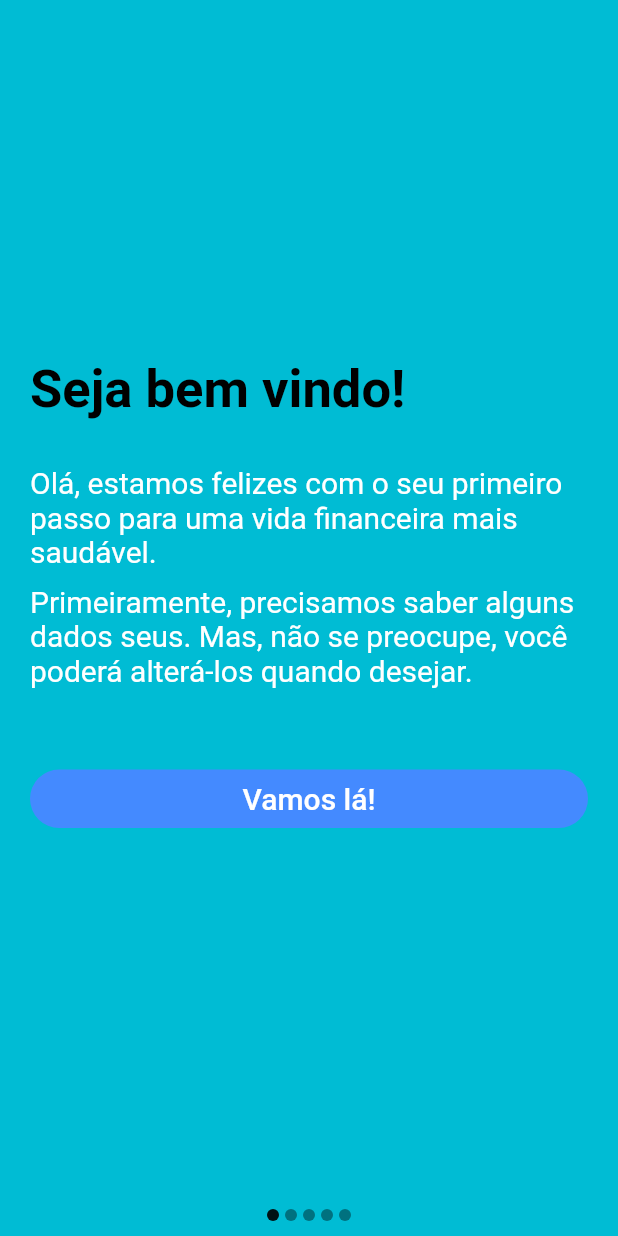
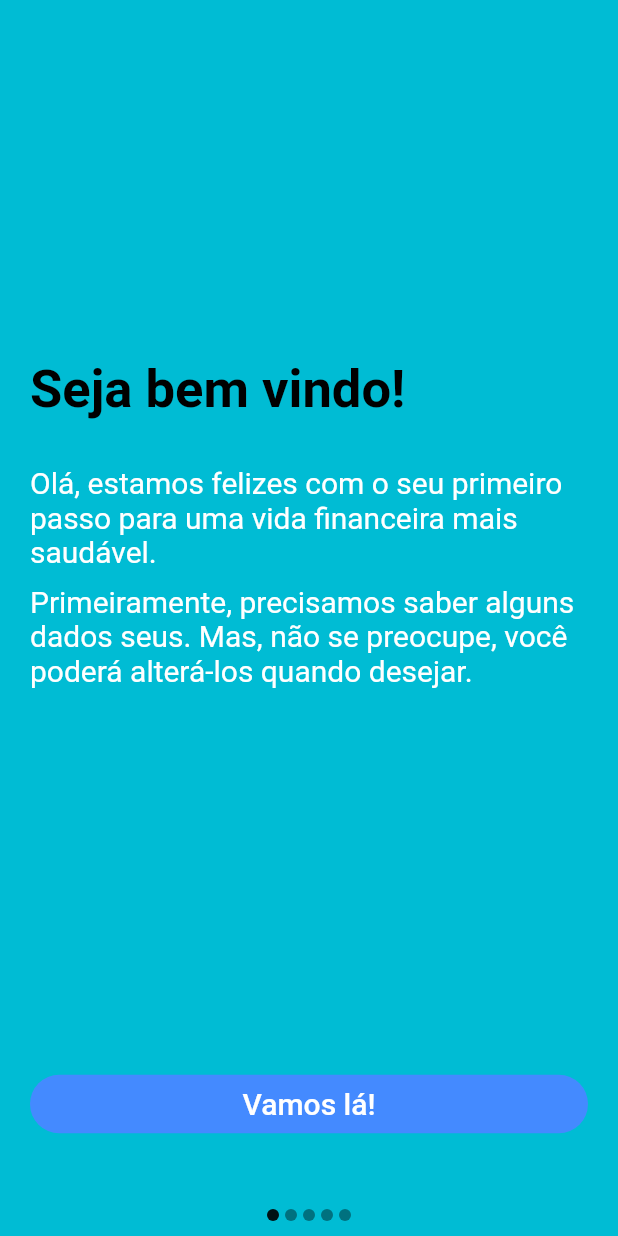
Before and after one commit to Kotayz/gerenciamento-de-financas, a Flutter app: the screen it shows after launch, on a phone screen of 412 x 824 dp. Run offline on Flutter 3.47's test engine with Material 2 defaults, Android fonts, the phone set to English and light mode, and no system bars; drawn by our look-alikes of carousel_slider; our stand-ins replace dio, flutter_clean_architecture.

Commit message:
Ajuste de comportamento de componentes

```diff
--- a/lib/app/pages/InitialUserInfo/initial_user_info_view.dart
+++ b/lib/app/pages/InitialUserInfo/initial_user_info_view.dart
@@ -1,5 +1,6 @@
 import 'package:carousel_slider/carousel_slider.dart';
 import 'package:flutter/material.dart';
+import 'package:flutter/services.dart';
 import 'package:flutter_clean_architecture/flutter_clean_architecture.dart';
 import 'initial_user_info_controller.dart';
 
@@ -33,15 +34,14 @@ class InitialUserInfoPageState
                     autoPlay: false,
                     enableInfiniteScroll: false,
                     scrollPhysics: NeverScrollableScrollPhysics(),
-                  onPageChanged: controller.onStepChanged,
-                ),
+                    onPageChanged: controller.onStepChanged),
                 carouselController: controller.carouselController,
                 items: <Widget>[
                   welcomeStep(),
                   personalDataStep(),
                   incomeStep(),
                   expenseStep(),
-                  tipStep(),
+                  tipStep()
                 ],
               ),
             ),
@@ -52,7 +52,7 @@ class InitialUserInfoPageState
                 indicatorDot(controller.currentStep == 1),
                 indicatorDot(controller.currentStep == 2),
                 indicatorDot(controller.currentStep == 3),
-                indicatorDot(controller.currentStep == 4),
+                indicatorDot(controller.currentStep == 4)
               ],
             ),
           ],
@@ -70,22 +70,20 @@ class InitialUserInfoPageState
           shape: BoxShape.circle,
           color: selected
               ? Color.fromRGBO(0, 0, 0, 0.9)
-            : Color.fromRGBO(0, 0, 0, 0.4),
-      ),
+              : Color.fromRGBO(0, 0, 0, 0.4)),
     );
   }
 
   Widget welcomeStep() {
     return Padding(
-      padding: EdgeInsets.symmetric(
-        horizontal: 20,
-      ),
+      padding: EdgeInsets.symmetric(horizontal: 20),
       child: Container(
         child: Column(
           mainAxisAlignment: MainAxisAlignment.center,
           crossAxisAlignment: CrossAxisAlignment.start,
           mainAxisSize: MainAxisSize.min,
           children: <Widget>[
+            Spacer(flex: 1),
             reusableTextHeader('Seja bem vindo!'),
             SizedBox(height: 30),
             reusableTextWithTextStyle(
@@ -96,9 +94,10 @@ class InitialUserInfoPageState
                 'Primeiramente, precisamos saber alguns dados seus. Mas, não se preocupe, você poderá alterá-los quando desejar.',
                 20),
             SizedBox(height: 50),
-            Row(
-              children: <Widget>[Expanded(child: doneButton("Vamos lá!", 20))],
-            ),
+            Spacer(flex: 1),
+            Row(children: <Widget>[
+              Expanded(child: doneButton("Vamos lá!", 20))
+            ])
           ],
         ),
       ),
@@ -107,15 +106,14 @@ class InitialUserInfoPageState
 
   Widget personalDataStep() {
     return Padding(
-      padding: EdgeInsets.symmetric(
-        horizontal: 20,
-      ),
+      padding: EdgeInsets.symmetric(horizontal: 20),
       child: Container(
         child: Column(
           mainAxisAlignment: MainAxisAlignment.center,
           crossAxisAlignment: CrossAxisAlignment.start,
           mainAxisSize: MainAxisSize.min,
           children: <Widget>[
+            Spacer(flex: 1),
             reusableTextHeader('Dados pessoais'),
             SizedBox(height: 10),
             reusableTextFieldWithTextStyle('Nome', 20),
@@ -123,14 +121,14 @@ class InitialUserInfoPageState
             reusableTextFieldWithTextStyle('E-mail', 20),
             SizedBox(height: 10),
             reusableTextFieldWithTextStyle('Celular', 20),
-            SizedBox(height: 50),
+            Spacer(flex: 1),
             Row(
               mainAxisSize: MainAxisSize.max,
               mainAxisAlignment: MainAxisAlignment.spaceEvenly,
               children: <Widget>[
                 Expanded(child: previousButton("Voltar", 15)),
-                SizedBox(width: 50),
-                Expanded(child: doneButton("Prosseguir", 15)),
+                Spacer(),
+                Expanded(child: doneButton("Prosseguir", 15))
               ],
             ),
           ],
@@ -149,20 +147,26 @@ class InitialUserInfoPageState
         crossAxisAlignment: CrossAxisAlignment.start,
         mainAxisSize: MainAxisSize.min,
         children: <Widget>[
+          Spacer(flex: 1),
           reusableTextHeader('Receita'),
           SizedBox(height: 30),
           reusableTextWithTextStyle(
               'Em média, quanto você recebe mensalmente?', 20),
           SizedBox(height: 10),
-          TextField(style: TextStyle(fontSize: 20)),
-          SizedBox(height: 50),
+          TextFormField(
+            decoration: InputDecoration(
+              prefixIcon: Icon(Icons.monetization_on),
+            ),
+            keyboardType: TextInputType.number,
+          ),
+          Spacer(flex: 1),
           Row(
             mainAxisSize: MainAxisSize.max,
             mainAxisAlignment: MainAxisAlignment.spaceEvenly,
             children: <Widget>[
               Expanded(child: previousButton("Voltar", 15)),
               SizedBox(width: 50),
-              Expanded(child: doneButton("Prosseguir", 15)),
+              Expanded(child: doneButton("Prosseguir", 15))
             ],
           ),
         ],
@@ -178,21 +182,28 @@ class InitialUserInfoPageState
         crossAxisAlignment: CrossAxisAlignment.start,
         mainAxisSize: MainAxisSize.min,
         children: <Widget>[
+          Spacer(flex: 1),
           reusableTextHeader('Despesas'),
           SizedBox(height: 30),
           reusableTextWithTextStyle(
               'Aproximadamente, quais são as suas despesas fixas mensais (água, luz, gás, internet, etc)?',
               20),
           SizedBox(height: 10),
-          TextField(style: TextStyle(fontSize: 20)),
+          TextFormField(
+            decoration: InputDecoration(
+              prefixIcon: Icon(Icons.monetization_on),
+            ),
+            keyboardType: TextInputType.number,
+          ),
           SizedBox(height: 50),
+          Spacer(flex: 1),
           Row(
             mainAxisSize: MainAxisSize.max,
             mainAxisAlignment: MainAxisAlignment.spaceEvenly,
             children: <Widget>[
               Expanded(child: previousButton("Voltar", 15)),
               SizedBox(width: 50),
-              Expanded(child: doneButton("Prosseguir", 15)),
+              Expanded(child: doneButton("Prosseguir", 15))
             ],
           ),
         ],
@@ -202,19 +213,17 @@ class InitialUserInfoPageState
 
   Widget tipStep() {
     return Padding(
-      padding: EdgeInsets.symmetric(
-        horizontal: 20,
-      ),
+      padding: EdgeInsets.symmetric(horizontal: 20),
       child: Column(
         mainAxisAlignment: MainAxisAlignment.center,
         crossAxisAlignment: CrossAxisAlignment.start,
-//      mainAxisSize: MainAxisSize.max,
         children: <Widget>[
+          Spacer(flex: 1),
           reusableTextHeader('Dicas'),
           SizedBox(height: 30),
           Text(
             'Para finalizar, você gostaria de receber informações e dicas sobre como cuidar melhor da sua saúde financeira?',
-            style: TextStyle(fontSize: 20),
+            style: TextStyle(fontSize: 20, color: Colors.white),
           ),
           SizedBox(height: 10),
           RadioListTile(
@@ -222,22 +231,23 @@ class InitialUserInfoPageState
             onChanged: controller.handleRadioChange,
             groupValue: controller.radioValue,
             title: Text('Sim, por e-mail e por SMS',
-                style: TextStyle(fontSize: 20)),
+                style: TextStyle(fontSize: 20, color: Colors.white)),
           ),
           RadioListTile(
             value: 2,
             onChanged: controller.handleRadioChange,
             groupValue: controller.radioValue,
             title:
-                Text('Sim, somente por e-mail', style: TextStyle(fontSize: 20)),
+                Text('Sim, somente por e-mail', style: TextStyle(fontSize: 20, color: Colors.white)),
           ),
           RadioListTile(
             value: 3,
             onChanged: controller.handleRadioChange,
             groupValue: controller.radioValue,
-            title: Text('Sim, somente por SMS', style: TextStyle(fontSize: 20)),
+            title: Text('Sim, somente por SMS', style: TextStyle(fontSize: 20, color: Colors.white)),
           ),
           SizedBox(height: 50),
+          Spacer(flex: 1),
           Row(
             mainAxisSize: MainAxisSize.max,
             mainAxisAlignment: MainAxisAlignment.spaceEvenly,
@@ -298,7 +308,7 @@ class InitialUserInfoPageState
 
   Widget reusableTextFieldWithTextStyle(String labelText, double fontSize) {
     return TextField(
-      decoration: InputDecoration(labelText: labelText),
+      decoration: InputDecoration(labelText: labelText, focusColor: Colors.white, hoverColor: Colors.white, fillColor: Colors.white),
       style: TextStyle(
           fontSize: fontSize,
           color: Colors.white,
```
Lines whose indentation alone changed are shown as unchanged.
